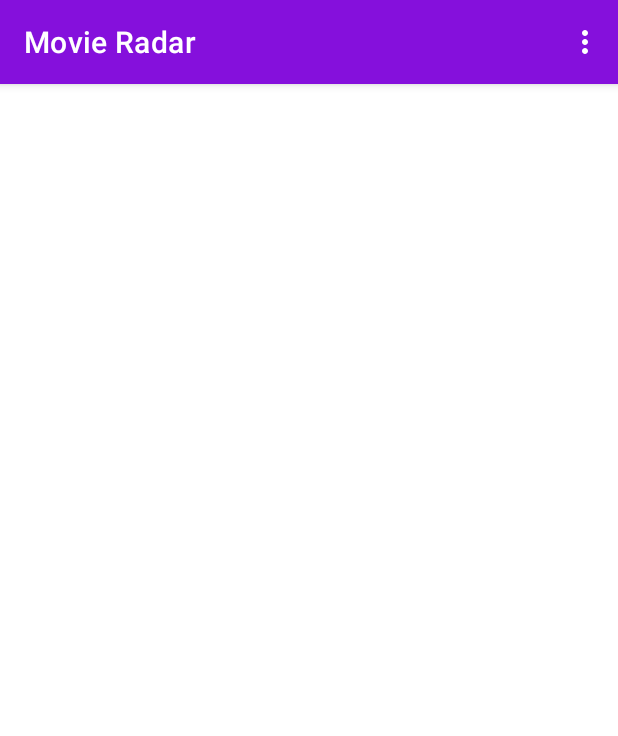
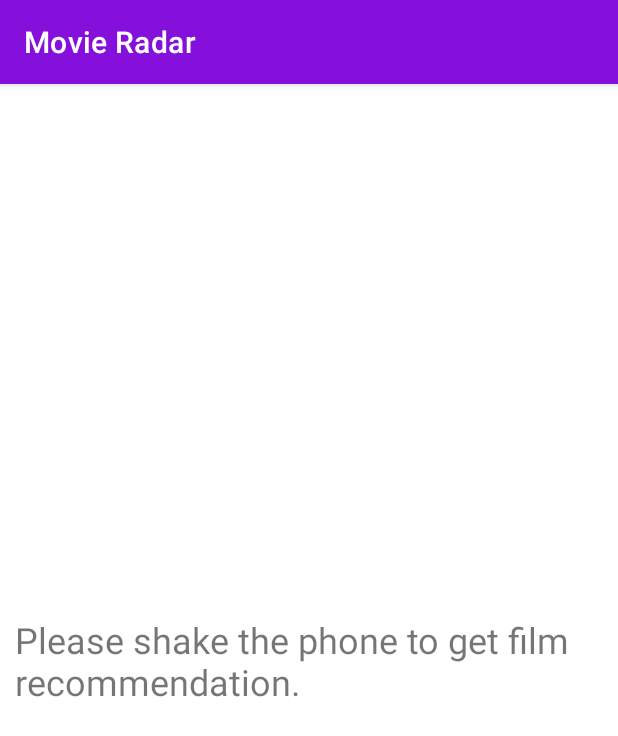
Before and after one commit to odukabdulbasit/Movie-Radar, an Android app: the screen it shows after launch (MainActivity), in the options menu, after a tap on "Recommend Film", on a phone screen of 412 x 824 dp. Shown: the top 736 px of the screen. Run offline under Robolectric (Android 15) with nearby library versions, the phone set to English and light mode, and no system bars; our stand-ins replace Room's generated code, Timber, data binding; 4 statements that could not run were skipped.

Commit message:
RecommendFilmviewModel initialized in RecommendfilmFragment.kt

```diff
--- a/app/src/main/java/com/odukabdulbasit/movieradar/recommendfilm/RecommendFilmFragment.kt
+++ b/app/src/main/java/com/odukabdulbasit/movieradar/recommendfilm/RecommendFilmFragment.kt
@@ -1,4 +1,4 @@
-package com.odukabdulbasit.movieradar.shakeandrecommend
+package com.odukabdulbasit.movieradar.recommendfilm
 
 import android.content.Context
 import android.hardware.Sensor
@@ -12,12 +12,23 @@ import android.view.View
 import android.view.ViewGroup
 import androidx.databinding.DataBindingUtil
 import androidx.fragment.app.Fragment
+import androidx.lifecycle.ViewModelProvider
 import com.odukabdulbasit.movieradar.R
 import com.odukabdulbasit.movieradar.databinding.FragmentRecommendFilmBinding
+import com.odukabdulbasit.movieradar.listofmovie.ListViewModel
 
 class RecommendFilmFragment : Fragment(), SensorEventListener {
 
     private lateinit var sensorManager: SensorManager
+
+    val viewModel: RecommendFilmViewModel by lazy {
+        val activity = requireNotNull(this.activity) {
+            "You can only access the viewModel after onViewCreated()"
+        }
+        ViewModelProvider(this, RecommendFilmViewModel.Factory(activity.application)).get(
+            RecommendFilmViewModel::class.java
+        )
+    }
 
     override fun onCreateView(
         inflater: LayoutInflater, container: ViewGroup?,
@@ -28,6 +39,9 @@ class RecommendFilmFragment : Fragment(), SensorEventListener {
             inflater, R.layout.fragment_recommend_film, container, false
         )
 
+
+        binding.lifecycleOwner = this
+        binding.recommendfilmmodel = viewModel
 
         setUpSensorStuff()
         return binding.root
@@ -61,17 +75,16 @@ class RecommendFilmFragment : Fragment(), SensorEventListener {
             val upDown = event.values[1]
 
 
-           /* // Changes the colour of the square if it's completely flat
-            val color = if (upDown.toInt() == 0 && sides.toInt() == 0) Color.GREEN else Color.RED
+            /* // Changes the colour of the square if it's completely flat
+             val color = if (upDown.toInt() == 0 && sides.toInt() == 0) Color.GREEN else Color.RED
 
-          "up/down ${upDown.toInt()}\nleft/right ${sides.toInt()}"*/
+           "up/down ${upDown.toInt()}\nleft/right ${sides.toInt()}"*/
 
             //burada belirli ideal bir sayi belirlemesi yapmaliyim
-            if (upDown.toInt() > 4 && sides.toInt() > 4){
-                Log.i(
-                    "RecommentFilmFragmnet",
-                    "up/down ${upDown.toInt()}\nleft/right ${sides.toInt()}"
-                )
+            if (upDown.toInt() > 4 && sides.toInt() > 4) {
+                Log.i("RecommentFilmFragmnet", "up/down ${upDown.toInt()}\nleft/right ${sides.toInt()}")
+
+                viewModel.setPhoneShaked()
             }
         }
     }
```
